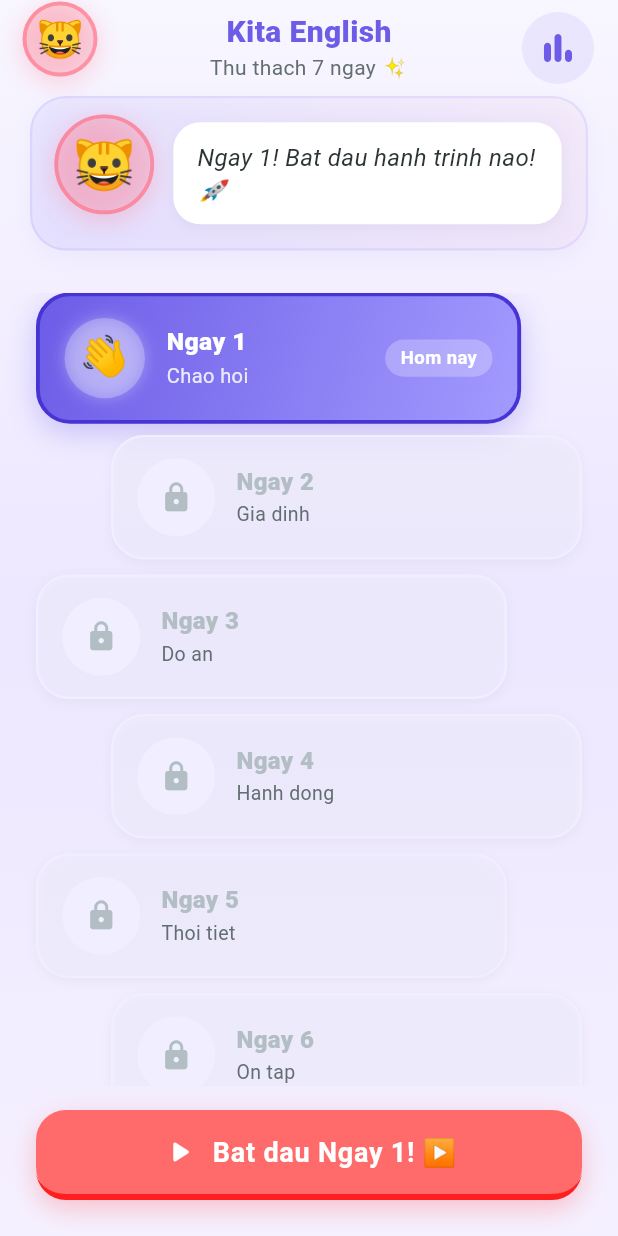
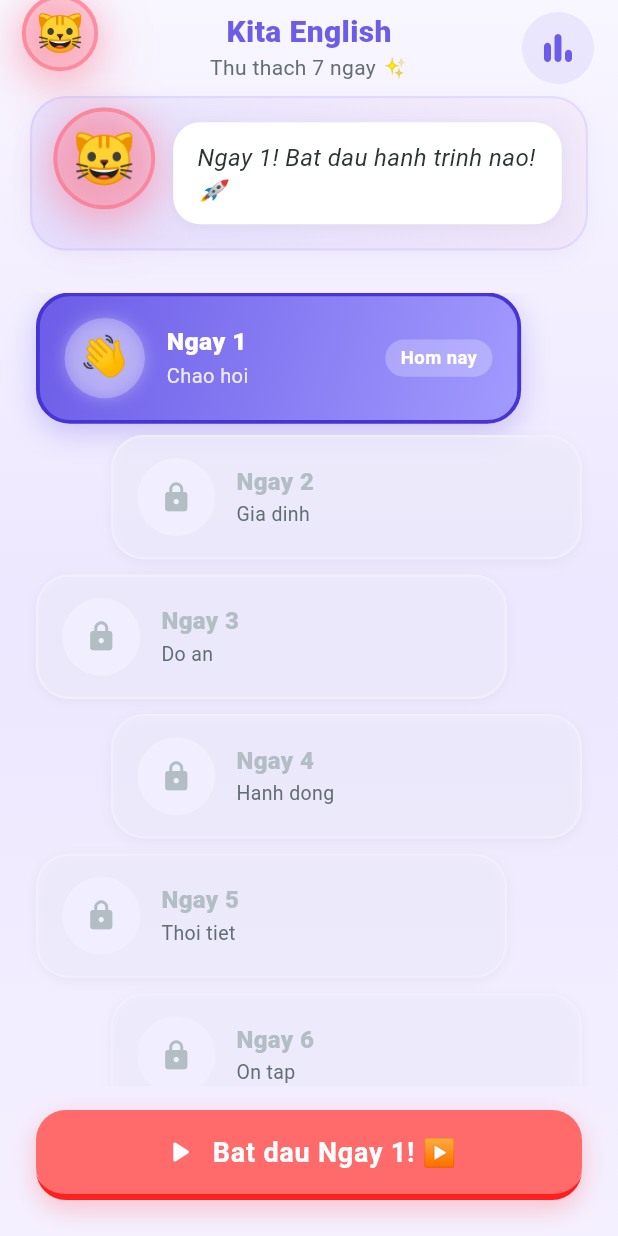
Before and after one commit to dle90/kita, a Flutter app: the SessionHomeScreen screen opened by its route, on a phone screen of 412 x 824 dp. Run offline on Flutter 3.47's test engine with Material 3 defaults, Android fonts, the phone set to English and light mode, and no system bars; our stand-ins replace dio, flutter_riverpod, flutter_secure_storage, flutter_tts, go_router, just_audio and 1 more; missing offline and left inert: dart:js_interop, record; accounts and stored records are empty; network calls fail.

Commit message:
polish: enhance character avatar bounce and shadow
Co-Authored-By: Claude Opus 4.6 (1M context) <noreply@anthropic.com>

```diff
--- a/flutter_app/lib/shared/widgets/character_avatar.dart
+++ b/flutter_app/lib/shared/widgets/character_avatar.dart
@@ -36,10 +36,10 @@ class _CharacterAvatarState extends State<CharacterAvatar>
       vsync: this,
       duration: const Duration(milliseconds: 2000),
     );
-    _bounceAnimation = Tween<double>(begin: 0, end: -6).animate(
+    _bounceAnimation = Tween<double>(begin: 0, end: -10).animate(
       CurvedAnimation(parent: _controller, curve: Curves.easeInOut),
     );
-    _scaleAnimation = Tween<double>(begin: 1.0, end: 1.04).animate(
+    _scaleAnimation = Tween<double>(begin: 1.0, end: 1.06).animate(
       CurvedAnimation(parent: _controller, curve: Curves.easeInOut),
     );
 
@@ -88,10 +88,16 @@ class _CharacterAvatarState extends State<CharacterAvatar>
           ),
           boxShadow: [
             BoxShadow(
-              color: data.color.withValues(alpha: 0.25),
-              blurRadius: 12,
-              spreadRadius: 1,
-              offset: const Offset(0, 4),
+              color: data.color.withValues(alpha: 0.35),
+              blurRadius: 18,
+              spreadRadius: 3,
+              offset: const Offset(0, 6),
+            ),
+            BoxShadow(
+              color: data.color.withValues(alpha: 0.12),
+              blurRadius: 32,
+              spreadRadius: 6,
+              offset: const Offset(0, 10),
             ),
           ],
         ),
```
